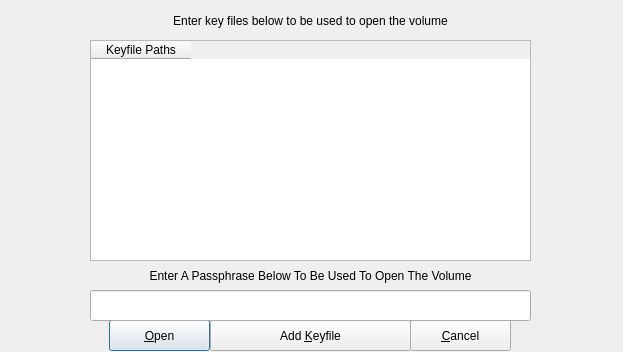
Above: zuluCrypt-gui/tcrypt.ui from mhogomchungu/zuluCrypt before the change. Below: the same form after it.
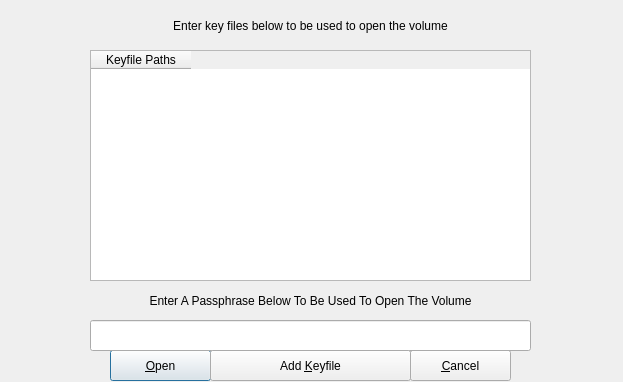
That is the form after the change.

What changed in the file:
```diff
--- a/zuluCrypt-gui/tcrypt.ui
+++ b/zuluCrypt-gui/tcrypt.ui
@@ -7,7 +7,7 @@
     <x>0</x>
     <y>0</y>
     <width>623</width>
-    <height>352</height>
+    <height>382</height>
    </rect>
   </property>
   <property name="acceptDrops">
@@ -19,8 +19,8 @@
   <widget class="QPushButton" name="pbSend">
    <property name="geometry">
     <rect>
-     <x>109</x>
-     <y>320</y>
+     <x>110</x>
+     <y>350</y>
      <width>101</width>
      <height>31</height>
     </rect>
@@ -33,7 +33,7 @@
    <property name="geometry">
     <rect>
      <x>410</x>
-     <y>320</y>
+     <y>350</y>
      <width>101</width>
      <height>31</height>
     </rect>
@@ -46,7 +46,7 @@
    <property name="geometry">
     <rect>
      <x>90</x>
-     <y>290</y>
+     <y>320</y>
      <width>441</width>
      <height>31</height>
     </rect>
@@ -59,7 +59,7 @@
    <property name="geometry">
     <rect>
      <x>210</x>
-     <y>320</y>
+     <y>350</y>
      <width>201</width>
      <height>31</height>
     </rect>
@@ -72,9 +72,9 @@
    <property name="geometry">
     <rect>
      <x>90</x>
-     <y>40</y>
+     <y>50</y>
      <width>441</width>
-     <height>221</height>
+     <height>231</height>
     </rect>
    </property>
    <property name="acceptDrops">
@@ -122,10 +122,10 @@
   <widget class="QLabel" name="label">
    <property name="geometry">
     <rect>
-     <x>0</x>
+     <x>10</x>
      <y>5</y>
-     <width>621</width>
-     <height>31</height>
+     <width>601</width>
+     <height>41</height>
     </rect>
    </property>
    <property name="text">
@@ -134,14 +134,17 @@
    <property name="alignment">
     <set>Qt::AlignCenter</set>
    </property>
+   <property name="wordWrap">
+    <bool>true</bool>
+   </property>
   </widget>
   <widget class="QLabel" name="label_2">
    <property name="geometry">
     <rect>
-     <x>0</x>
-     <y>260</y>
-     <width>621</width>
-     <height>31</height>
+     <x>10</x>
+     <y>280</y>
+     <width>601</width>
+     <height>41</height>
     </rect>
    </property>
    <property name="text">
@@ -150,6 +153,9 @@
    <property name="alignment">
     <set>Qt::AlignCenter</set>
    </property>
+   <property name="wordWrap">
+    <bool>true</bool>
+   </property>
   </widget>
  </widget>
  <resources/>
```
